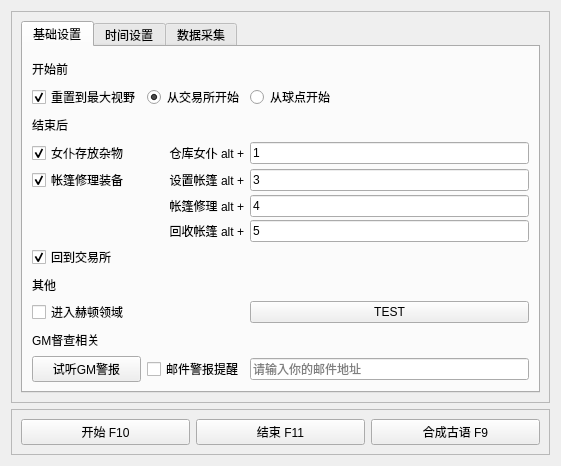
Above: designer/op.ui from SuFIND/BDOSuffering before the change. Below: the same form after it.
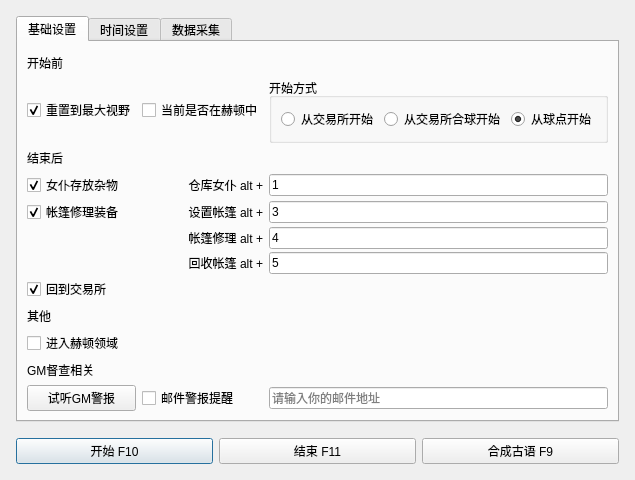
That is the form after the change.

The edit to the form file:
```diff
--- a/designer/op.ui
+++ b/designer/op.ui
@@ -6,8 +6,8 @@
    <rect>
     <x>0</x>
     <y>0</y>
-    <width>561</width>
-    <height>466</height>
+    <width>611</width>
+    <height>480</height>
    </rect>
   </property>
   <property name="windowTitle">
@@ -19,12 +19,30 @@
      <item>
       <widget class="QFrame" name="frame">
        <property name="frameShape">
-        <enum>QFrame::StyledPanel</enum>
+        <enum>QFrame::NoFrame</enum>
        </property>
        <property name="frameShadow">
         <enum>QFrame::Raised</enum>
        </property>
+       <property name="lineWidth">
+        <number>0</number>
+       </property>
        <layout class="QGridLayout" name="gridLayout_2">
+        <property name="leftMargin">
+         <number>5</number>
+        </property>
+        <property name="topMargin">
+         <number>5</number>
+        </property>
+        <property name="rightMargin">
+         <number>5</number>
+        </property>
+        <property name="bottomMargin">
+         <number>5</number>
+        </property>
+        <property name="spacing">
+         <number>6</number>
+        </property>
         <item row="0" column="0">
          <widget class="QTabWidget" name="tabWidget">
           <property name="currentIndex">
@@ -136,16 +154,6 @@
                 </property>
                </widget>
               </item>
-              <item row="1" column="3">
-               <widget class="QRadioButton" name="StartAtCallPlaceButton">
-                <property name="text">
-                 <string>从球点开始</string>
-                </property>
-                <property name="checked">
-                 <bool>false</bool>
-                </property>
-               </widget>
-              </item>
               <item row="0" column="1">
                <widget class="QLabel" name="label">
                 <property name="text">
@@ -214,16 +222,6 @@
                 </property>
                </widget>
               </item>
-              <item row="10" column="3">
-               <widget class="QPushButton" name="TestButton">
-                <property name="toolTip">
-                 <string>GM报警</string>
-                </property>
-                <property name="text">
-                 <string>TEST</string>
-                </property>
-               </widget>
-              </item>
               <item row="13" column="2">
                <widget class="QCheckBox" name="EmailAlarmCheckBox">
                 <property name="text">
@@ -245,13 +243,56 @@
                 </property>
                </widget>
               </item>
+              <item row="1" column="3">
+               <widget class="QGroupBox" name="StartModeGroupBox">
+                <property name="title">
+                 <string>开始方式</string>
+                </property>
+                <layout class="QHBoxLayout" name="horizontalLayout_7">
+                 <item>
+                  <layout class="QHBoxLayout" name="horizontalLayout_6">
+                   <item>
+                    <widget class="QRadioButton" name="StartAtTradingWarehouseButton">
+                     <property name="toolTip">
+                      <string>不合球，从交易所自动导航到召唤地点后开始，需要背包中有召唤卷轴</string>
+                     </property>
+                     <property name="text">
+                      <string>从交易所开始</string>
+                     </property>
+                     <property name="checked">
+                      <bool>false</bool>
+                     </property>
+                    </widget>
+                   </item>
+                   <item>
+                    <widget class="QRadioButton" name="StartAtTradingWarehouseAndMergeScrollButton">
+                     <property name="text">
+                      <string>从交易所合球开始</string>
+                     </property>
+                    </widget>
+                   </item>
+                   <item>
+                    <widget class="QRadioButton" name="StartAtCallPlaceButton">
+                     <property name="toolTip">
+                      <string>不合球，从召唤地点直接开始，需要背包中有召唤卷轴</string>
+                     </property>
+                     <property name="text">
+                      <string>从球点开始</string>
+                     </property>
+                     <property name="checked">
+                      <bool>true</bool>
+                     </property>
+                    </widget>
+                   </item>
+                  </layout>
+                 </item>
+                </layout>
+               </widget>
+              </item>
               <item row="1" column="2">
-               <widget class="QRadioButton" name="StartAtTradingWarehouseButton">
+               <widget class="QCheckBox" name="curInHuttonCheckBox">
                 <property name="text">
-                 <string>从交易所开始</string>
-                </property>
-                <property name="checked">
-                 <bool>true</bool>
+                 <string>当前是否在赫顿中</string>
                 </property>
                </widget>
               </item>
@@ -416,12 +457,27 @@
      <item>
       <widget class="QFrame" name="frame_2">
        <property name="frameShape">
-        <enum>QFrame::StyledPanel</enum>
+        <enum>QFrame::NoFrame</enum>
        </property>
        <property name="frameShadow">
         <enum>QFrame::Raised</enum>
        </property>
+       <property name="lineWidth">
+        <number>0</number>
+       </property>
        <layout class="QHBoxLayout" name="horizontalLayout_3">
+        <property name="leftMargin">
+         <number>5</number>
+        </property>
+        <property name="topMargin">
+         <number>5</number>
+        </property>
+        <property name="rightMargin">
+         <number>5</number>
+        </property>
+        <property name="bottomMargin">
+         <number>5</number>
+        </property>
         <item>
          <layout class="QHBoxLayout" name="horizontalLayout">
           <item>
@@ -429,10 +485,19 @@
             <property name="text">
              <string>开始 F10</string>
             </property>
+            <property name="autoDefault">
+             <bool>false</bool>
+            </property>
+            <property name="default">
+             <bool>true</bool>
+            </property>
            </widget>
           </item>
           <item>
            <widget class="QPushButton" name="EndButton">
+            <property name="styleSheet">
+             <string notr="true"/>
+            </property>
             <property name="text">
              <string>结束 F11</string>
             </property>
```
